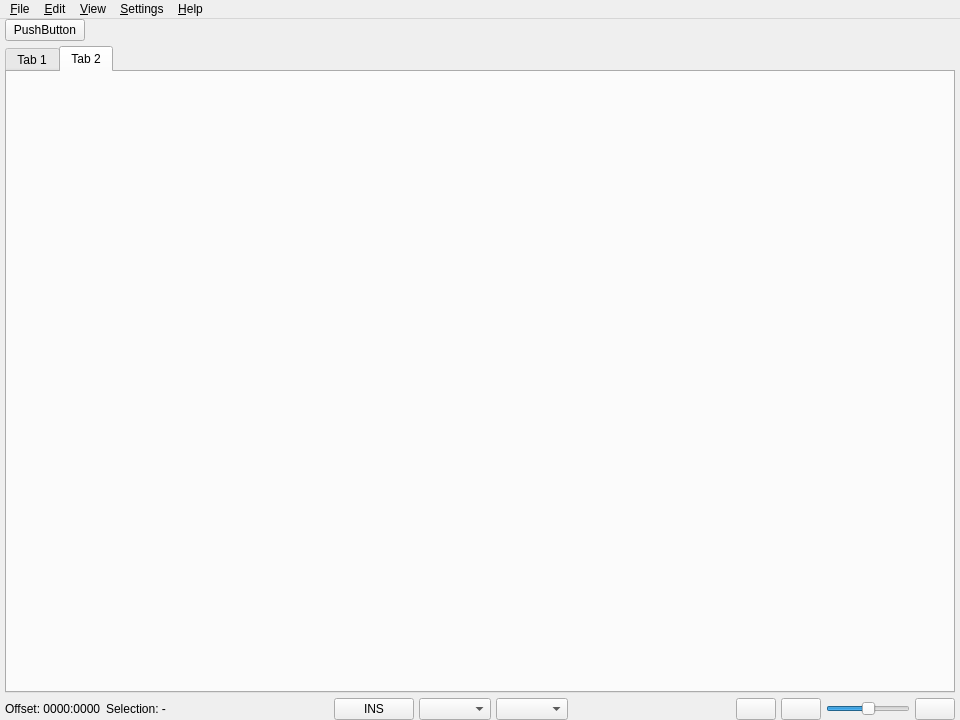
This is src/ui/nabla.ui in bad-alloc-heavy-industries/Nabla as Qt 5 draws it before an edit. The edited form follows.
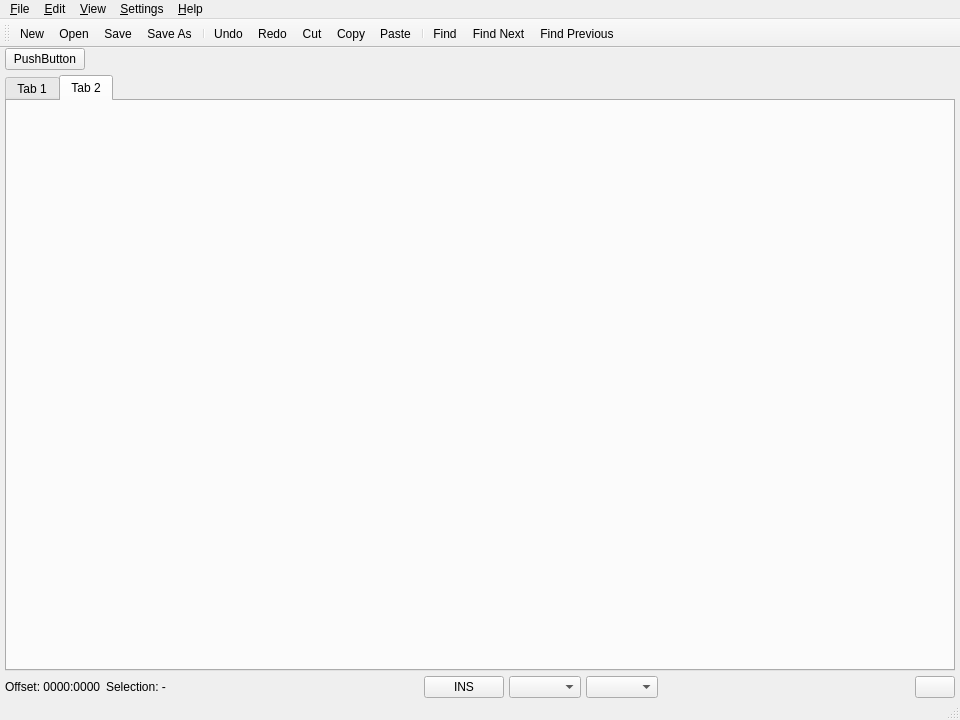
This is the edited form. Icons and pictures are not drawn.

Commit message: Removed the zoom buttons from the UI as this is not necessary with the settings system planned, adding a top toolbar instead

```diff
--- a/src/ui/nabla.ui
+++ b/src/ui/nabla.ui
@@ -117,57 +117,60 @@
      </layout>
     </item>
     <item>
-     <layout class="QHBoxLayout" name="horizontalLayout_2">
+     <layout class="QGridLayout" name="gridLayout">
       <property name="spacing">
        <number>5</number>
       </property>
-      <item>
-       <widget class="QLabel" name="label">
-        <property name="text">
-         <string>Offset: 0000:0000</string>
+      <item row="0" column="2">
+       <layout class="QHBoxLayout" name="horizontalLayout_6">
+        <property name="spacing">
+         <number>5</number>
         </property>
-       </widget>
+        <item>
+         <widget class="QPushButton" name="pushButton_2">
+          <property name="sizePolicy">
+           <sizepolicy hsizetype="Minimum" vsizetype="Fixed">
+            <horstretch>0</horstretch>
+            <verstretch>0</verstretch>
+           </sizepolicy>
+          </property>
+          <property name="text">
+           <string>INS</string>
+          </property>
+         </widget>
+        </item>
+        <item>
+         <widget class="QComboBox" name="comboBox_2"/>
+        </item>
+        <item>
+         <widget class="QComboBox" name="comboBox"/>
+        </item>
+       </layout>
       </item>
-      <item>
-       <widget class="QLabel" name="label_2">
-        <property name="text">
-         <string>Selection: -</string>
+      <item row="0" column="4">
+       <layout class="QHBoxLayout" name="horizontalLayout_7">
+        <property name="spacing">
+         <number>5</number>
         </property>
-       </widget>
+        <item>
+         <widget class="QPushButton" name="pushButton_4">
+          <property name="sizePolicy">
+           <sizepolicy hsizetype="Minimum" vsizetype="Minimum">
+            <horstretch>0</horstretch>
+            <verstretch>0</verstretch>
+           </sizepolicy>
+          </property>
+          <property name="text">
+           <string/>
+          </property>
+          <property name="icon">
+           <iconset theme="unlock"/>
+          </property>
+         </widget>
+        </item>
+       </layout>
       </item>
-      <item>
-       <spacer name="horizontalSpacer_2">
-        <property name="orientation">
-         <enum>Qt::Horizontal</enum>
-        </property>
-        <property name="sizeHint" stdset="0">
-         <size>
-          <width>20</width>
-          <height>20</height>
-         </size>
-        </property>
-       </spacer>
-      </item>
-      <item>
-       <widget class="QPushButton" name="pushButton_2">
-        <property name="sizePolicy">
-         <sizepolicy hsizetype="Minimum" vsizetype="Fixed">
-          <horstretch>0</horstretch>
-          <verstretch>0</verstretch>
-         </sizepolicy>
-        </property>
-        <property name="text">
-         <string>INS</string>
-        </property>
-       </widget>
-      </item>
-      <item>
-       <widget class="QComboBox" name="comboBox_2"/>
-      </item>
-      <item>
-       <widget class="QComboBox" name="comboBox"/>
-      </item>
-      <item>
+      <item row="0" column="1">
        <spacer name="horizontalSpacer">
         <property name="orientation">
          <enum>Qt::Horizontal</enum>
@@ -180,66 +183,39 @@
         </property>
        </spacer>
       </item>
-      <item>
-       <widget class="QPushButton" name="pushButton_4">
-        <property name="text">
-         <string/>
+      <item row="0" column="0">
+       <layout class="QHBoxLayout" name="horizontalLayout_5">
+        <property name="spacing">
+         <number>5</number>
         </property>
-        <property name="icon">
-         <iconset theme="unlock"></iconset>
-        </property>
-       </widget>
+        <item>
+         <widget class="QLabel" name="label">
+          <property name="text">
+           <string>Offset: 0000:0000</string>
+          </property>
+         </widget>
+        </item>
+        <item>
+         <widget class="QLabel" name="label_2">
+          <property name="text">
+           <string>Selection: -</string>
+          </property>
+         </widget>
+        </item>
+       </layout>
       </item>
-      <item>
-       <widget class="QPushButton" name="pushButton_3">
-        <property name="text">
-         <string/>
-        </property>
-        <property name="icon">
-         <iconset theme="zoom-out"></iconset>
-        </property>
-       </widget>
-      </item>
-      <item>
-       <widget class="QSlider" name="horizontalSlider">
-        <property name="sizePolicy">
-         <sizepolicy hsizetype="Preferred" vsizetype="Fixed">
-          <horstretch>0</horstretch>
-          <verstretch>0</verstretch>
-         </sizepolicy>
-        </property>
-        <property name="minimumSize">
-         <size>
-          <width>50</width>
-          <height>0</height>
-         </size>
-        </property>
-        <property name="maximumSize">
-         <size>
-          <width>100</width>
-          <height>16777215</height>
-         </size>
-        </property>
-        <property name="maximum">
-         <number>100</number>
-        </property>
-        <property name="sliderPosition">
-         <number>50</number>
-        </property>
+      <item row="0" column="3">
+       <spacer name="horizontalSpacer_2">
         <property name="orientation">
          <enum>Qt::Horizontal</enum>
         </property>
-       </widget>
-      </item>
-      <item>
-       <widget class="QPushButton" name="pushButton_5">
-        <property name="text">
-         <string/>
+        <property name="sizeHint" stdset="0">
+         <size>
+          <width>40</width>
+          <height>20</height>
+         </size>
         </property>
-        <property name="icon">
-         <iconset theme="zoom-in"></iconset>
-        </property>
-       </widget>
+       </spacer>
       </item>
      </layout>
     </item>
@@ -338,6 +314,35 @@
    <addaction name="menuSettings"/>
    <addaction name="menuHelp"/>
   </widget>
+  <widget class="QStatusBar" name="statusBar"/>
+  <widget class="QToolBar" name="toolBar">
+   <property name="windowTitle">
+    <string>toolBar_2</string>
+   </property>
+   <property name="toolButtonStyle">
+    <enum>Qt::ToolButtonTextBesideIcon</enum>
+   </property>
+   <attribute name="toolBarArea">
+    <enum>TopToolBarArea</enum>
+   </attribute>
+   <attribute name="toolBarBreak">
+    <bool>false</bool>
+   </attribute>
+   <addaction name="actionNew"/>
+   <addaction name="actionOpen"/>
+   <addaction name="actionSave"/>
+   <addaction name="actionSaveAs"/>
+   <addaction name="separator"/>
+   <addaction name="actionUndo"/>
+   <addaction name="actionRedo"/>
+   <addaction name="actionCut"/>
+   <addaction name="actionCopy"/>
+   <addaction name="actionPaste"/>
+   <addaction name="separator"/>
+   <addaction name="actionFind"/>
+   <addaction name="actionFindNext"/>
+   <addaction name="actionFindPrevious"/>
+  </widget>
   <action name="actionNew">
    <property name="icon">
     <iconset theme="document-new"></iconset>
```
Left out of the diff: 57 changed lines with no effect on the pictures.
